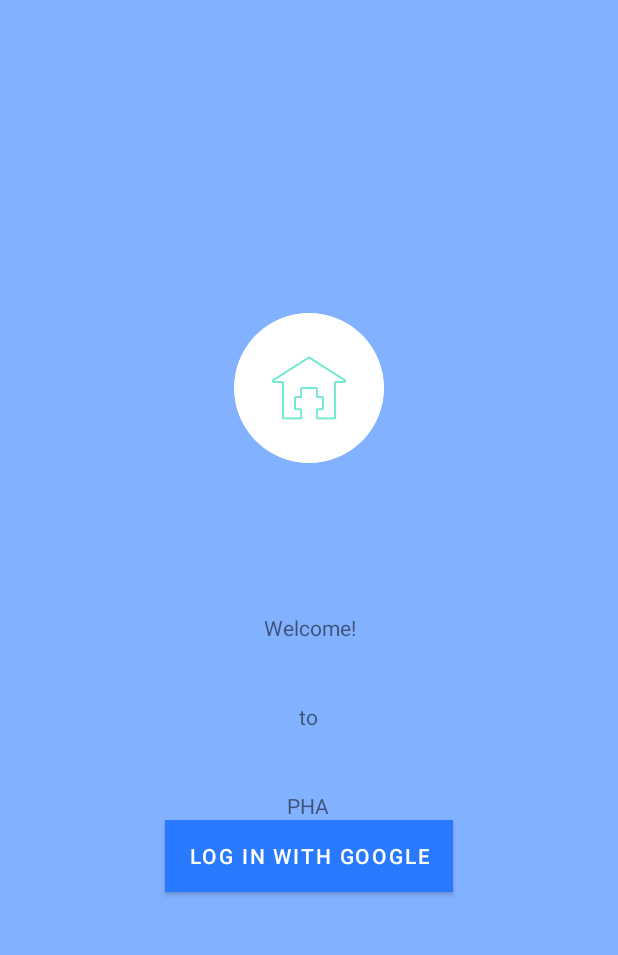
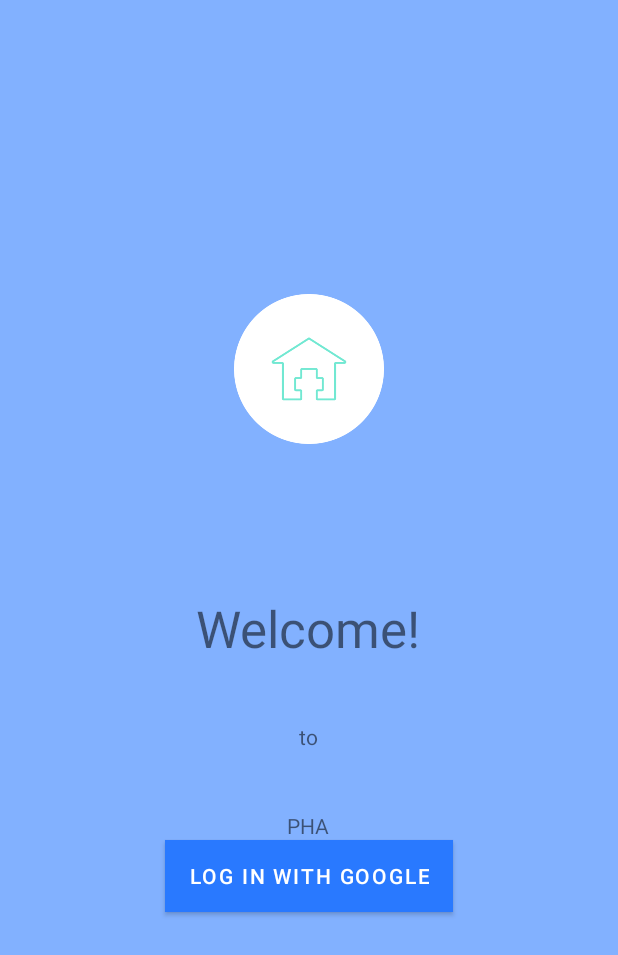
Before and after one commit to RocktimSharma/Rebooters_HackVita2023, an Android app: the screen it shows after launch (SecondActivity), on a phone screen of 412 x 824 dp. Shown: the top 955 px of the screen. Run offline under Robolectric (Android 15) with nearby library versions, the phone set to English and light mode, and no system bars; Roboto replaces fonts that are not available here.

Commit message:
first commit

```diff
--- a/app/src/main/res/layout/fragment_1.xml
+++ b/app/src/main/res/layout/fragment_1.xml
@@ -29,7 +29,8 @@
             android:layout_height="wrap_content"
             android:layout_marginBottom="40dp"
             android:gravity="center"
-            android:text="Welcome!" />
+            android:text="Welcome!"
+            android:textSize="34sp" />
 
         <TextView
             android:id="@+id/textView4"
```
